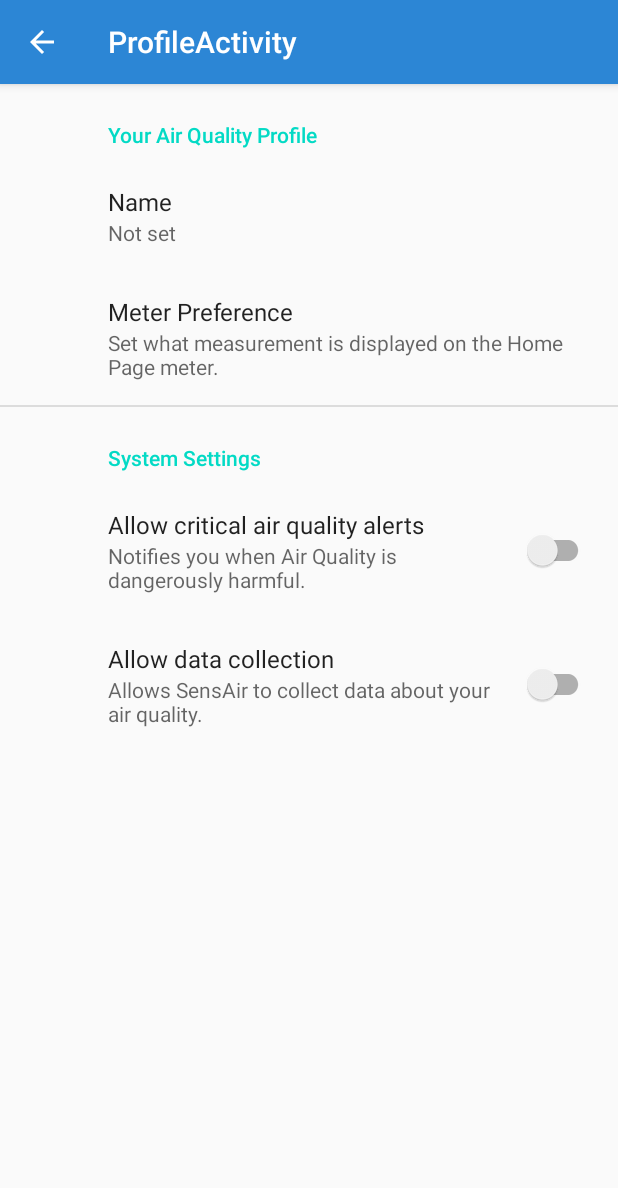
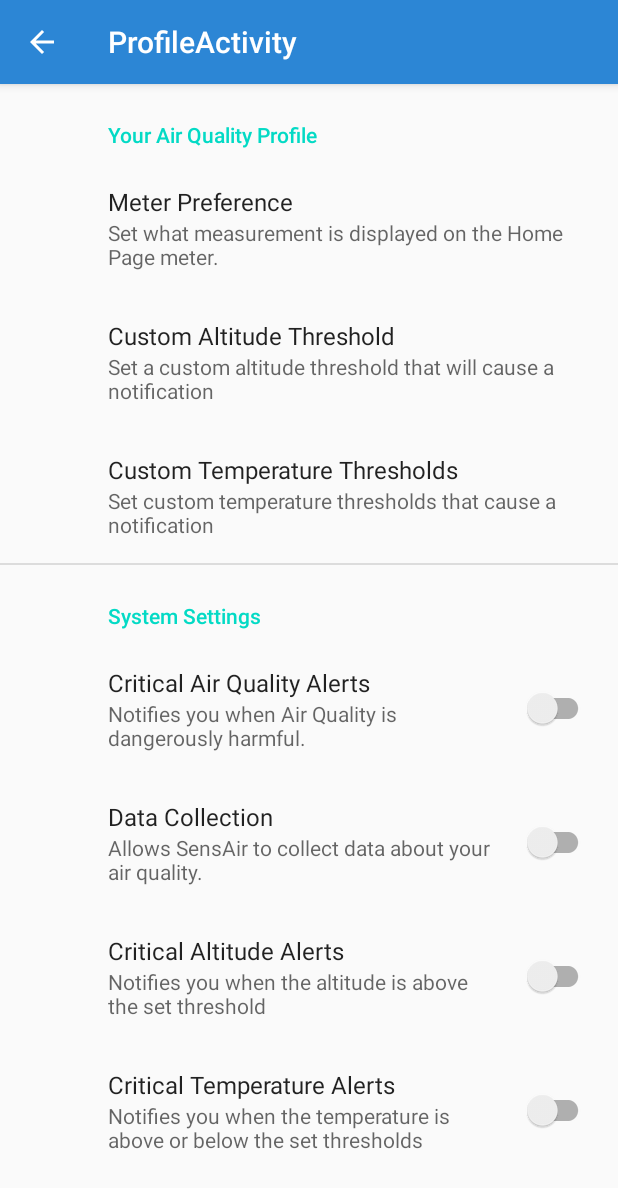
Before and after one commit to TheRealJeff/SensAir, an Android app: the ProfileActivity screen opened directly, with no data from a screen before it, on a phone screen of 412 x 824 dp. Shown: the top 1188 px of the screen. Run offline under Robolectric (Android 15) with nearby library versions, the phone set to English and light mode, and no system bars; our stand-ins replace androidx.preference, navigation-ui; Roboto replaces fonts that are not available here.

Commit message:
added pressure and altitude threshold and toggle switch settings

```diff
--- a/SensAirAndroidApp/app/src/main/java/com/example/sensair/ProfileActivity.java
+++ b/SensAirAndroidApp/app/src/main/java/com/example/sensair/ProfileActivity.java
@@ -1,11 +1,15 @@
 package com.example.sensair;
 
 import android.os.Bundle;
+import android.text.InputType;
+import android.widget.EditText;
 
+import androidx.annotation.NonNull;
 import androidx.appcompat.app.ActionBar;
 import androidx.appcompat.app.AppCompatActivity;
 import androidx.appcompat.widget.Toolbar;
 import androidx.core.app.NavUtils;
+import androidx.preference.EditTextPreference;
 import androidx.preference.PreferenceFragmentCompat;
 
 public class ProfileActivity extends AppCompatActivity {
@@ -31,6 +35,23 @@ public class ProfileActivity extends AppCompatActivity {
         @Override
         public void onCreatePreferences(Bundle savedInstanceState, String rootKey) {
             setPreferencesFromResource(R.xml.root_preferences, rootKey);
+
+            EditTextPreference editTextPreferenceAltitude = findPreference("altitude");
+            editTextPreferenceAltitude.setOnBindEditTextListener(new EditTextPreference.OnBindEditTextListener() {
+                @Override
+                public void onBindEditText(@NonNull EditText editText) {
+                    editText.setInputType(InputType.TYPE_CLASS_NUMBER);
+                }
+            });
+
+            EditTextPreference editTextPreferenceTemperature = findPreference("temperature");
+            editTextPreferenceTemperature.setOnBindEditTextListener(new EditTextPreference.OnBindEditTextListener() {
+                @Override
+                public void onBindEditText(@NonNull EditText editText) {
+                    editText.setInputType(InputType.TYPE_CLASS_NUMBER | InputType.TYPE_NUMBER_FLAG_SIGNED);
+                }
+            });
+
         }
     }
 
--- a/SensAirAndroidApp/app/src/main/res/values/strings.xml
+++ b/SensAirAndroidApp/app/src/main/res/values/strings.xml
@@ -9,11 +9,15 @@
     <!-- Messages Preferences -->
     <string name="user_name">Name</string>
     <string name="reply_title">Meter Preference</string>
+    <string name="altitude_setting_title">Custom Altitude Threshold</string>
+    <string name="altitude_setting_summary">Set a custom altitude threshold that will cause a notification</string>
+    <string name="temperature_setting_title">Custom Temperature Thresholds</string>
+    <string name="temperature_setting_summary">Set custom temperature thresholds that cause a notification</string>
 
     <!-- Sync Preferences -->
-    <string name="allow_notifications">Allow critical air quality alerts</string>
+    <string name="allow_notifications">Critical Air Quality Alerts</string>
     <string name="allow_notifications_description">Notifies you when Air Quality is dangerously harmful.</string>
-    <string name="data_setting_title">Allow data collection</string>
+    <string name="data_setting_title">Data Collection</string>
     <string name="data_setting_description">Allows SensAir to collect data about your air quality.</string>
     <string name="title_activity_real_time">Real Time Air Quality</string>
     <string name="title_hazardous_gasses">Hazardous Gasses</string>
@@ -23,4 +27,8 @@
     <string name="title_activity_real_time_quality">RealTimeQualityActivity</string>
     <string name="tab_text_1">Tab 1</string>
     <string name="tab_text_2">Tab 2</string>
+    <string name="data_setting_altitude_title">Critical Altitude Alerts</string>
+    <string name="data_setting_altitude_description">Notifies you when the altitude is above the set threshold</string>
+    <string name="data_setting_temperature_title">Critical Temperature Alerts</string>
+    <string name="data_setting_temperature_description">Notifies you when the temperature is above or below the set thresholds</string>
 </resources>
--- a/SensAirAndroidApp/app/src/main/res/xml/root_preferences.xml
+++ b/SensAirAndroidApp/app/src/main/res/xml/root_preferences.xml
@@ -1,33 +1,64 @@
-<PreferenceScreen xmlns:app="http://schemas.android.com/apk/res-auto">
+<PreferenceScreen xmlns:android="http://schemas.android.com/apk/res/android"
+    xmlns:app="http://schemas.android.com/apk/res-auto">
 
     <PreferenceCategory app:title="@string/user_settings">
 
-        <EditTextPreference
-            app:key="Name"
-            app:title="@string/user_name"
-            app:useSimpleSummaryProvider="true" />
-
         <ListPreference
+            android:id="@+id/listPreferenceMeterDisplayPreference"
             app:defaultValue="reply"
             app:entries="@array/gauge_option_entries"
             app:entryValues="@array/gauge_option_values"
             app:key="reply"
-            app:title="@string/reply_title"
-            app:summary="Set what measurement is displayed on the Home Page meter." />
+            app:summary="Set what measurement is displayed on the Home Page meter."
+            app:title="@string/reply_title" />
+        <EditTextPreference
+            android:id="@+id/editTextPreferenceAltitudeThreshold"
+            android:key="altitude"
+            android:selectAllOnFocus="true"
+            android:singleLine="true"
+            android:title="@string/altitude_setting_title"
+            app:summary="@string/altitude_setting_summary" />
+        <EditTextPreference
+            android:id="@+id/editTextPreferenceTemperatureSetting"
+            android:key="temperature"
+            android:selectAllOnFocus="true"
+            android:singleLine="true"
+            android:title="@string/temperature_setting_title"
+            app:summary="@string/temperature_setting_summary" />
 
     </PreferenceCategory>
 
     <PreferenceCategory app:title="@string/app_settings">
 
         <SwitchPreferenceCompat
+            android:id="@+id/switchCriticalAirQualityAlerts"
             app:key="Notifications"
-            app:title="@string/allow_notifications"
-            app:summary="@string/allow_notifications_description"/>
+            android:layout_width="wrap_content"
+            android:layout_height="wrap_content"
+            app:summary="@string/allow_notifications_description"
+            app:title="@string/allow_notifications" />
 
         <SwitchPreferenceCompat
+            android:id="@+id/switchAllowDataCollection"
             app:key="attachment"
-            app:title="@string/data_setting_title"
-            app:summary="@string/data_setting_description"/>
+            android:layout_width="wrap_content"
+            android:layout_height="wrap_content"
+            app:summary="@string/data_setting_description"
+            app:title="@string/data_setting_title" />
+        <SwitchPreferenceCompat
+            android:id="@+id/switchCriticalAltitudeAlerts"
+            android:layout_width="wrap_content"
+            android:layout_height="wrap_content"
+            app:key="attachment"
+            app:summary="@string/data_setting_altitude_description"
+            app:title="@string/data_setting_altitude_title" />
+        <SwitchPreferenceCompat
+            android:id="@+id/switchCriticalTempAlerts"
+            android:layout_width="wrap_content"
+            android:layout_height="wrap_content"
+            app:key="attachment"
+            app:summary="@string/data_setting_temperature_description"
+            app:title="@string/data_setting_temperature_title" />
 
     </PreferenceCategory>
 
```
